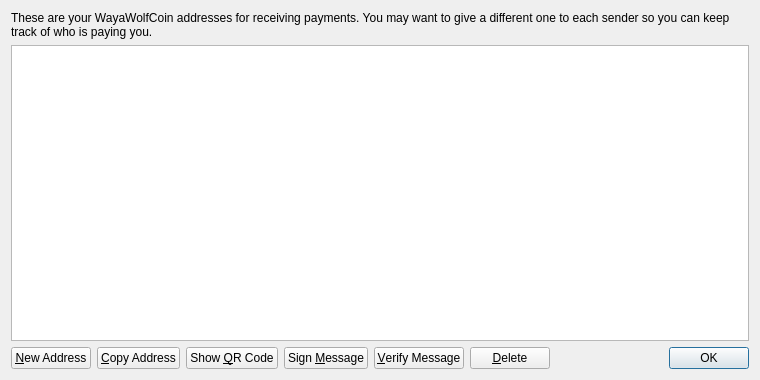
First picture: the form in src/qt/forms/addressbookpage.ui, repository wayawolf/WayaWolfCoin, before the edit.
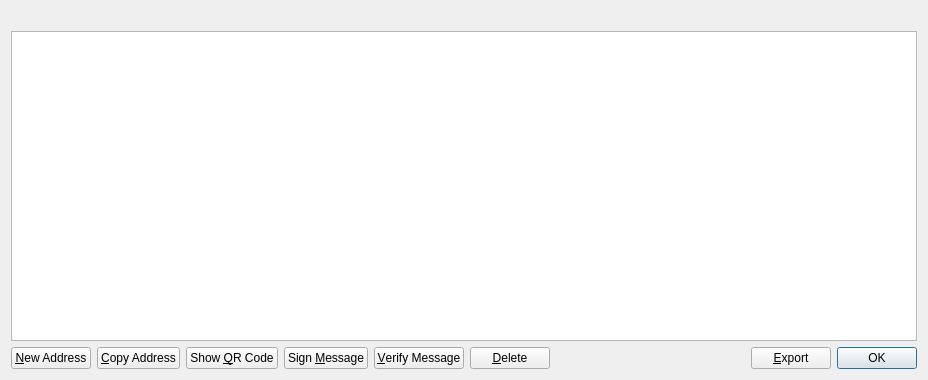
Second picture: the form after the edit. Icons and pictures are not drawn.

Commit message: Import a couple UI pages from old coin

```diff
--- a/src/qt/forms/addressbookpage.ui
+++ b/src/qt/forms/addressbookpage.ui
@@ -6,7 +6,7 @@
    <rect>
     <x>0</x>
     <y>0</y>
-    <width>760</width>
+    <width>928</width>
     <height>380</height>
    </rect>
   </property>
@@ -16,8 +16,123 @@
   <layout class="QVBoxLayout" name="verticalLayout">
    <item>
     <widget class="QLabel" name="labelExplanation">
-     <property name="text">
-      <string>These are your WayaWolfCoin addresses for receiving payments. You may want to give a different one to each sender so you can keep track of who is paying you.</string>
+     <property name="palette">
+      <palette>
+       <active>
+        <colorrole role="WindowText">
+         <brush brushstyle="SolidPattern">
+          <color alpha="255">
+           <red>255</red>
+           <green>255</green>
+           <blue>255</blue>
+          </color>
+         </brush>
+        </colorrole>
+        <colorrole role="Dark">
+         <brush brushstyle="SolidPattern">
+          <color alpha="255">
+           <red>255</red>
+           <green>255</green>
+           <blue>255</blue>
+          </color>
+         </brush>
+        </colorrole>
+        <colorrole role="Text">
+         <brush brushstyle="SolidPattern">
+          <color alpha="255">
+           <red>238</red>
+           <green>238</green>
+           <blue>236</blue>
+          </color>
+         </brush>
+        </colorrole>
+        <colorrole role="ButtonText">
+         <brush brushstyle="SolidPattern">
+          <color alpha="255">
+           <red>0</red>
+           <green>0</green>
+           <blue>0</blue>
+          </color>
+         </brush>
+        </colorrole>
+       </active>
+       <inactive>
+        <colorrole role="WindowText">
+         <brush brushstyle="SolidPattern">
+          <color alpha="255">
+           <red>255</red>
+           <green>255</green>
+           <blue>255</blue>
+          </color>
+         </brush>
+        </colorrole>
+        <colorrole role="Dark">
+         <brush brushstyle="SolidPattern">
+          <color alpha="255">
+           <red>255</red>
+           <green>255</green>
+           <blue>255</blue>
+          </color>
+         </brush>
+        </colorrole>
+        <colorrole role="Text">
+         <brush brushstyle="SolidPattern">
+          <color alpha="255">
+           <red>238</red>
+           <green>238</green>
+           <blue>236</blue>
+          </color>
+         </brush>
+        </colorrole>
+        <colorrole role="ButtonText">
+         <brush brushstyle="SolidPattern">
+          <color alpha="255">
+           <red>0</red>
+           <green>0</green>
+           <blue>0</blue>
+          </color>
+         </brush>
+        </colorrole>
+       </inactive>
+       <disabled>
+        <colorrole role="WindowText">
+         <brush brushstyle="SolidPattern">
+          <color alpha="255">
+           <red>255</red>
+           <green>255</green>
+           <blue>255</blue>
+          </color>
+         </brush>
+        </colorrole>
+        <colorrole role="Dark">
+         <brush brushstyle="SolidPattern">
+          <color alpha="255">
+           <red>255</red>
+           <green>255</green>
+           <blue>255</blue>
+          </color>
+         </brush>
+        </colorrole>
+        <colorrole role="Text">
+         <brush brushstyle="SolidPattern">
+          <color alpha="255">
+           <red>255</red>
+           <green>255</green>
+           <blue>255</blue>
+          </color>
+         </brush>
+        </colorrole>
+        <colorrole role="ButtonText">
+         <brush brushstyle="SolidPattern">
+          <color alpha="255">
+           <red>255</red>
+           <green>255</green>
+           <blue>255</blue>
+          </color>
+         </brush>
+        </colorrole>
+       </disabled>
+      </palette>
      </property>
      <property name="textFormat">
       <enum>Qt::PlainText</enum>
@@ -151,6 +266,20 @@
        </property>
       </spacer>
      </item>
+     <item>
+      <widget class="QPushButton" name="exportButton">
+       <property name="toolTip">
+        <string>Export the data in the current tab to a file</string>
+       </property>
+       <property name="text">
+        <string>&amp;Export</string>
+       </property>
+       <property name="icon">
+        <iconset resource="../bitcoin.qrc">
+         <normaloff>:/icons/export</normaloff>:/icons/export</iconset>
+       </property>
+      </widget>
+     </item>
      <item>
       <widget class="QDialogButtonBox" name="buttonBox">
        <property name="sizePolicy">
```
Left out of the diff: 6 changed lines with no effect on the pictures. The commit also changes 5 other files.
